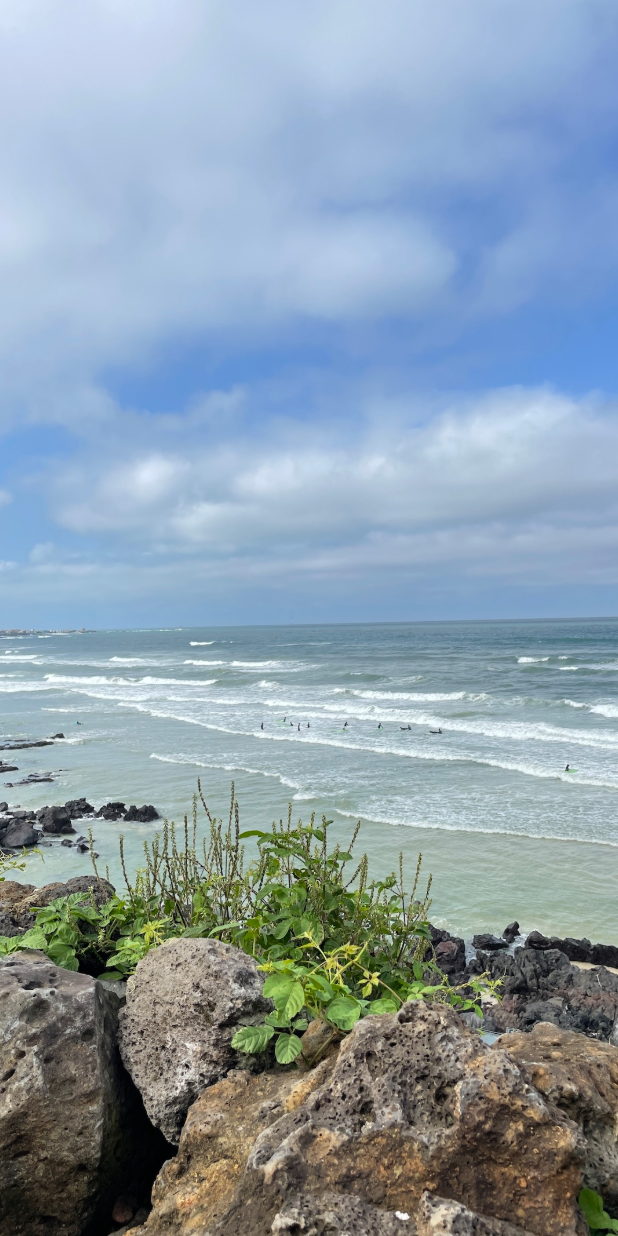
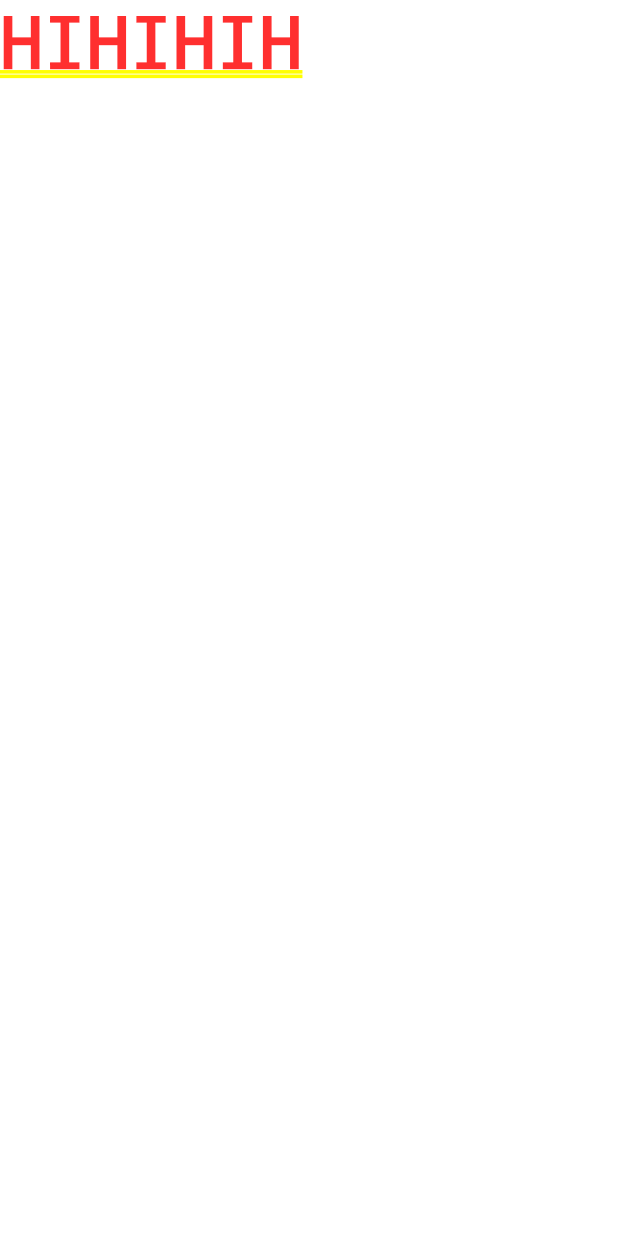
Before and after one commit to benyy0101/flutter-tutorial, a Flutter app: the screen it shows after launch, on a phone screen of 412 x 824 dp. Run offline on Flutter 3.47's test engine with Material 3 defaults, Android fonts, the phone set to English and light mode, and no system bars; missing offline and left inert: toasty_box.

```diff
--- /dev/null
+++ b/lib/cupertino.dart
@@ -0,0 +1,10 @@
+import 'package:flutter/material.dart';
+
+class CupertinoWidget extends StatelessWidget {
+  const CupertinoWidget({super.key});
+
+  @override
+  Widget build(BuildContext context) {
+    return Text('HIHIHIH');
+  }
+}
--- a/lib/main.dart
+++ b/lib/main.dart
@@ -1,5 +1,6 @@
 import 'package:flutter/material.dart';
 import 'package:flutter_application_1/home_screen.dart';
+import 'package:flutter_application_1/cupertino.dart';
 
 void main() => runApp(const MyApp());
 
@@ -10,7 +11,7 @@ class MyApp extends StatelessWidget {
   Widget build(BuildContext context) {
     return MaterialApp(
       debugShowCheckedModeBanner: false,
-      home: const DynamicScreen(),
+      home: const CupertinoWidget(),
     );
   }
 }
```
Also changed, not shown: pubspec.yaml (+14 -6 lines), assets/fonts/Parisienne-Regular.ttf (added), assets/fonts/Sunflower-Bold.ttf (added), assets/fonts/Sunflower-Light.ttf (added), assets/fonts/Sunflower-Medium.ttf (added), assets/images/image_1.jpeg (renamed from assets/image_1.jpeg), assets/images/image_2.jpeg (renamed from assets/image_2.jpeg), assets/images/image_3.jpeg (renamed from assets/image_3.jpeg), assets/images/image_4.jpeg (renamed from assets/image_4.jpeg), assets/images/image_5.jpeg (renamed from assets/image_5.jpeg), assets/images/middle_image.png (added), assets/images/quiz-retry.png (renamed from assets/quiz-retry.png).
